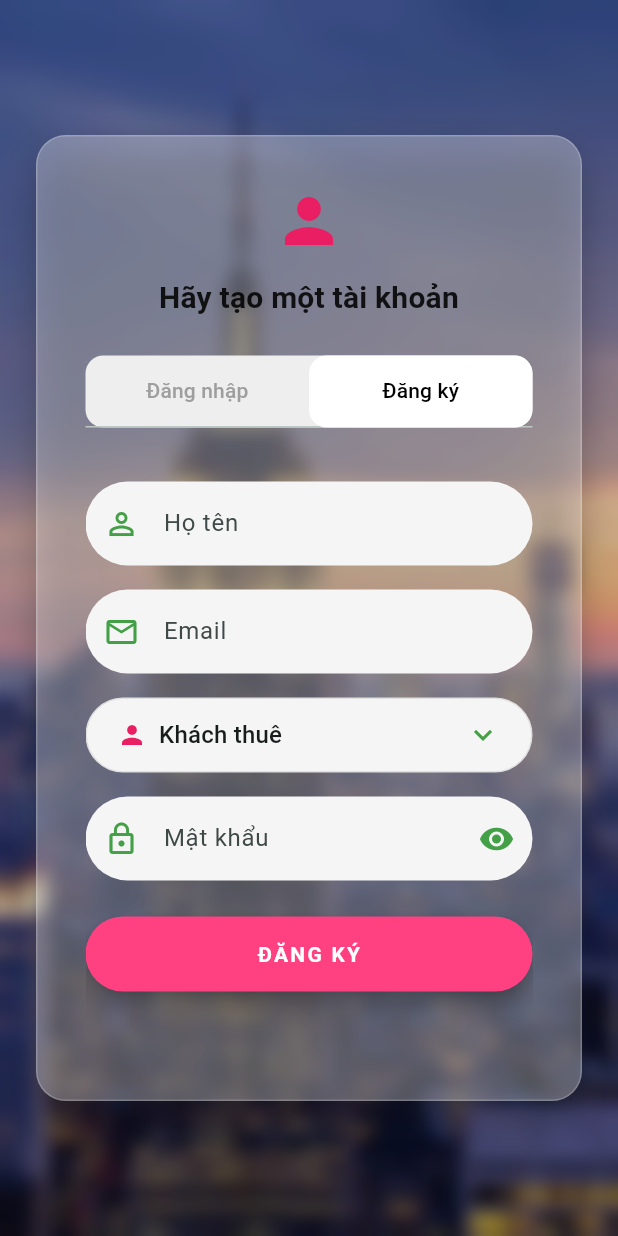
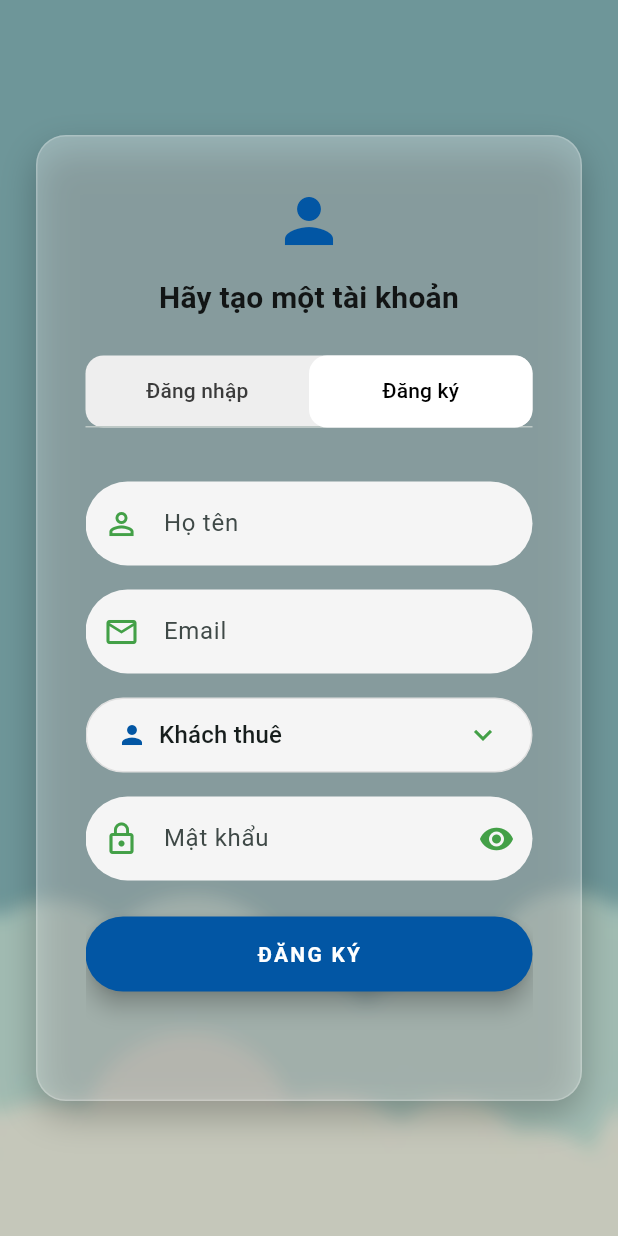
Before and after one commit to hongnhung-151203/flutter, a Flutter app: the screen it shows after launch, tab 2 chosen, on a phone screen of 412 x 824 dp. Run offline on Flutter 3.47's test engine with Material 3 defaults, Android fonts, the light colour scheme and no system bars; our stand-ins replace firebase_core, firebase_database, shared_preferences; accounts and stored records are empty.

Commit message:
Phuc nenUI

```diff
--- a/lib/screens/auth/auth_screen.dart
+++ b/lib/screens/auth/auth_screen.dart
@@ -61,7 +61,7 @@ Widget build(BuildContext context) {
         // Background image
         Positioned.fill(
           child: Image.asset(
-            'assets/background.jpg',
+            'assets/nenmay.jpg',
             fit: BoxFit.cover,
             errorBuilder: (context, error, stackTrace) {
               return Container(color: Colors.grey[300]);
@@ -102,7 +102,7 @@ Widget build(BuildContext context) {
                     child: Column(
                       mainAxisSize: MainAxisSize.min,
                       children: [
-                        const Icon(Icons.person, size: 48, color: Colors.pink),
+                        const Icon(Icons.person, size: 48, color: Color.fromARGB(255, 2, 86, 164)),
                         const SizedBox(height: 12),
                         Text(
                           _tabController.index == 0
@@ -134,7 +134,7 @@ Widget build(BuildContext context) {
                                     borderRadius: BorderRadius.circular(12),
                                   ),
                                   labelColor: Colors.black,
-                                  unselectedLabelColor: Colors.grey,
+                                  unselectedLabelColor: const Color.fromARGB(255, 59, 59, 59),
                                   indicatorSize: TabBarIndicatorSize.tab,
                                   tabs: const [
                                     Tab(text: 'Đăng nhập'),
@@ -326,7 +326,7 @@ Widget build(BuildContext context) {
       child: ElevatedButton(
         onPressed: onPressed,
         style: ElevatedButton.styleFrom(
-          backgroundColor: Colors.pinkAccent,
+          backgroundColor: const Color.fromARGB(255, 2, 86, 164),
           shape: RoundedRectangleBorder(borderRadius: BorderRadius.circular(30)),
           elevation: 6,
         ),
@@ -371,7 +371,7 @@ Widget build(BuildContext context) {
             children: [
               Icon(
                 role == UserRole.landlord ? Icons.home_work : Icons.person,
-                color: Colors.pink,
+                color: const Color.fromARGB(255, 2, 86, 164),
                 size: 20,
               ),
               const SizedBox(width: 8),
--- a/lib/screens/home/home_screen.dart
+++ b/lib/screens/home/home_screen.dart
@@ -129,7 +129,7 @@ class _HomeScreenState extends State<HomeScreen> {
       body: Container(
         decoration: const BoxDecoration(
           image: DecorationImage(
-            image: AssetImage('assets/may.jpg'), // 🖼️ đường dẫn tới ảnh
+            image: AssetImage('assets/nenmay.jpg'), // 🖼️ đường dẫn tới ảnh
             fit: BoxFit.cover,
           ),
         ),
@@ -827,7 +827,7 @@ class _RoomCard extends StatelessWidget {
   }
 
   Color _booleanMetricColor(bool active) {
-    return active ? Colors.red : Colors.green;
+    return active ? Colors.red : const Color.fromARGB(255, 83, 83, 83);
   }
 
   @override
--- a/lib/screens/user_management/user_management_screen.dart
+++ b/lib/screens/user_management/user_management_screen.dart
@@ -101,7 +101,7 @@ class _UserManagementScreenState extends State<UserManagementScreen>
           // 👉 Hình nền phía sau
           Positioned.fill(
             child: Image.asset(
-              'assets/may.jpg',
+              'assets/nenmay.jpg',
               fit: BoxFit.cover, // hoặc BoxFit.fill nếu muốn full
             ),
           ),
```
Also changed, not shown: assets/background.jpg (deleted), assets/may.jpg (deleted).
